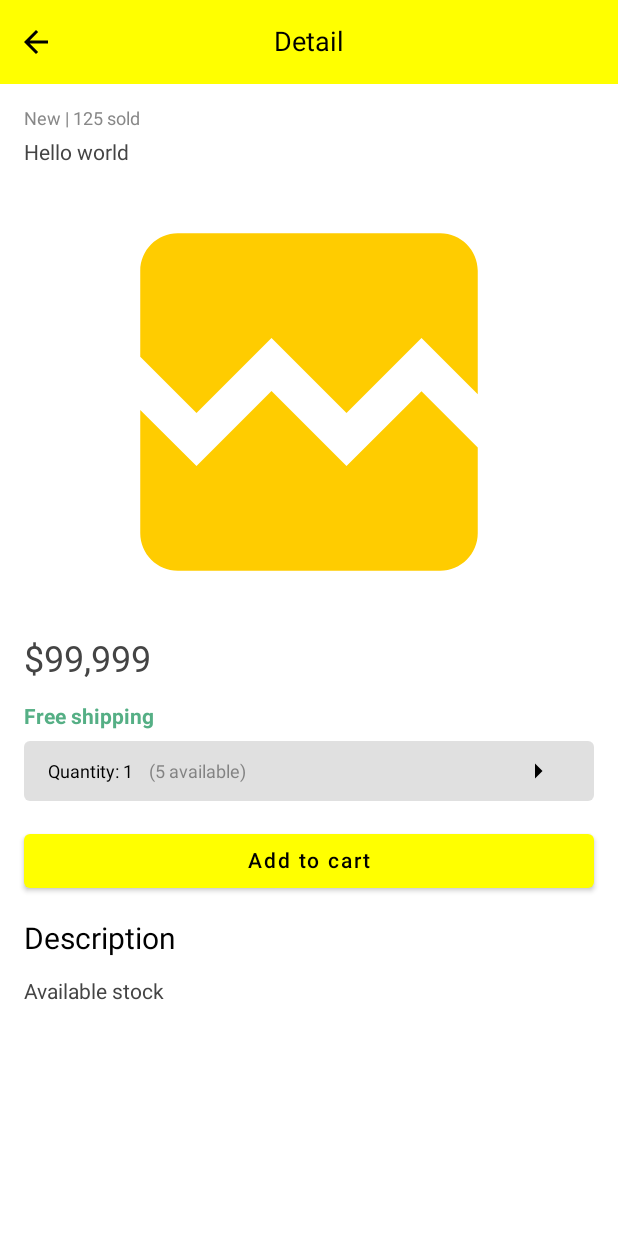
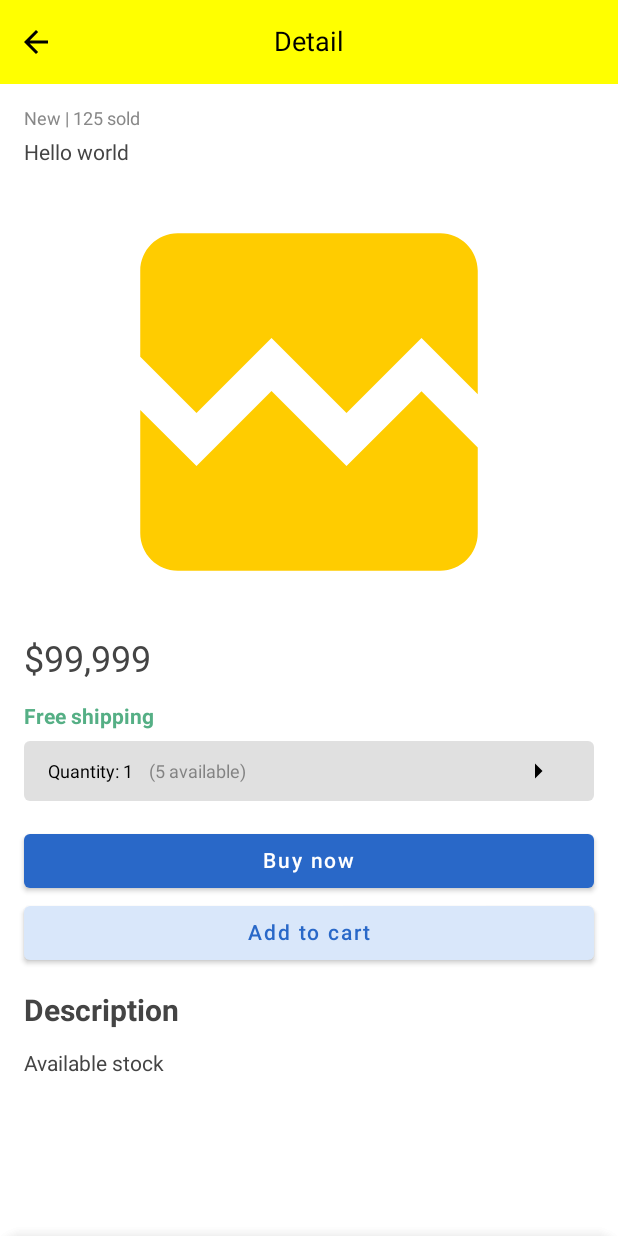
Before and after one commit to Bikcodeh/Meli-Challenge, an Android app built with Jetpack Compose: the @Preview function DetailContentPreview, on a phone screen of 412 x 824 dp. Run offline under Robolectric (Android 15) with nearby library versions, the phone set to English and light mode, and no system bars; our stand-ins replace constraintlayout-compose; pictures from the network do not load.

Commit message:
finish detail

```diff
--- a/app/src/main/AndroidManifest.xml
+++ b/app/src/main/AndroidManifest.xml
@@ -20,6 +20,7 @@
         <activity
             android:name=".MainActivity"
             android:exported="true"
+            android:windowSoftInputMode="adjustResize"
             android:theme="@style/Theme.MeliChallenge">
             <intent-filter>
                 <action android:name="android.intent.action.MAIN" />
--- /dev/null
+++ b/app/src/main/java/com/bikcodeh/melichallenge/ui/component/ModalQuantity.kt
@@ -0,0 +1,127 @@
+package com.bikcodeh.melichallenge.ui.component
+
+import androidx.compose.foundation.background
+import androidx.compose.foundation.clickable
+import androidx.compose.foundation.layout.Arrangement
+import androidx.compose.foundation.layout.Row
+import androidx.compose.foundation.layout.fillMaxWidth
+import androidx.compose.foundation.layout.padding
+import androidx.compose.foundation.shape.RoundedCornerShape
+import androidx.compose.material.*
+import androidx.compose.material.icons.Icons
+import androidx.compose.material.icons.filled.Close
+import androidx.compose.material3.MaterialTheme
+import androidx.compose.runtime.Composable
+import androidx.compose.ui.Alignment
+import androidx.compose.ui.ExperimentalComposeUiApi
+import androidx.compose.ui.Modifier
+import androidx.compose.ui.res.pluralStringResource
+import androidx.compose.ui.res.stringResource
+import androidx.compose.ui.text.style.TextAlign
+import com.bikcodeh.melichallenge.R
+import com.bikcodeh.melichallenge.ui.theme.*
+
+@OptIn(ExperimentalComposeUiApi::class)
+@ExperimentalMaterialApi
+@Composable
+fun ModalQuantityListSelector(
+    modalBottomSheetState: ModalBottomSheetState,
+    onClose: () -> Unit,
+    openTextFieldModal: () -> Unit,
+    quantity: Int,
+    onQuantityUpdate: (total: Int) -> Unit,
+    quantitySelected: Int
+) {
+    ModalBottomSheetLayout(
+        sheetState = modalBottomSheetState,
+        sheetShape = RoundedCornerShape(topStart = COMMON_PADDING, topEnd = COMMON_PADDING),
+        sheetContent = {
+            Row(
+                modifier = Modifier
+                    .fillMaxWidth()
+                    .padding(start = COMMON_MINIMUM_PADDING),
+                verticalAlignment = Alignment.CenterVertically,
+                horizontalArrangement = Arrangement.Center
+            ) {
+                Text(
+                    text = stringResource(id = R.string.choose_quantity),
+                    modifier = Modifier.weight(8f)
+                )
+                IconButton(onClick = { onClose() }, modifier = Modifier.weight(1f)) {
+                    Icon(
+                        Icons.Default.Close,
+                        contentDescription = null,
+                        tint = MaterialTheme.colorScheme.iconColor
+                    )
+                }
+            }
+            Divider()
+            if (quantity > 4) {
+                run loop@{
+                    repeat(4) {
+
+                        val color = if ((it + 1) == quantitySelected) {
+                            MaterialTheme.colorScheme.itemListSelected
+                        } else {
+                            MaterialTheme.colorScheme.itemListNotSelected
+                        }
+                        Text(
+                            text = pluralStringResource(R.plurals.quantity_unit, it + 1, it + 1),
+                            modifier = Modifier
+                                .background(color)
+                                .clickable {
+                                    onQuantityUpdate(it + 1)
+                                    onClose()
+                                }
+                                .fillMaxWidth()
+                                .padding(vertical = PADDING_ITEM_MODAL),
+                            textAlign = TextAlign.Center,
+                            fontStyle = MaterialTheme.typography.bodyMedium.fontStyle
+                        )
+                        Divider()
+                        if (it == 3) {
+                            val colorMoreThan = if (quantitySelected >= 3) {
+                                MaterialTheme.colorScheme.itemListSelected
+                            } else {
+                                MaterialTheme.colorScheme.itemListNotSelected
+                            }
+                            Text(
+                                text = stringResource(id = R.string.more_than, (it + 1)),
+                                modifier = Modifier
+                                    .clickable {
+                                        onClose()
+                                        openTextFieldModal()
+                                    }
+                                    .background(colorMoreThan)
+                                    .fillMaxWidth()
+                                    .padding(COMMON_MINIMUM_PADDING),
+                                textAlign = TextAlign.Center
+                            )
+                        }
+                    }
+                }
+            } else {
+                repeat(quantity) {
+                    val color = if ((it + 1) == quantitySelected) {
+                        MaterialTheme.colorScheme.itemListSelected
+                    } else {
+                        MaterialTheme.colorScheme.itemListNotSelected
+                    }
+                    Text(
+                        text = "${it + 1}",
+                        modifier = Modifier
+                            .background(color)
+                            .clickable {
+                                onQuantityUpdate(it + 1)
+                                onClose()
+                            }
+                            .fillMaxWidth()
+                            .padding(vertical = COMMON_MINIMUM_PADDING),
+                        textAlign = TextAlign.Center
+                    )
+                    Divider()
+                }
+            }
+        },
+    ) {}
+}
--- /dev/null
+++ b/app/src/main/java/com/bikcodeh/melichallenge/ui/component/ModalQuantityTextField.kt
@@ -0,0 +1,151 @@
+package com.bikcodeh.melichallenge.ui.component
+
+import androidx.compose.foundation.layout.*
+import androidx.compose.foundation.shape.RoundedCornerShape
+import androidx.compose.foundation.text.KeyboardOptions
+import androidx.compose.material.*
+import androidx.compose.material.icons.Icons
+import androidx.compose.material.icons.filled.Close
+import androidx.compose.runtime.Composable
+import androidx.compose.runtime.getValue
+import androidx.compose.runtime.mutableStateOf
+import androidx.compose.runtime.saveable.rememberSaveable
+import androidx.compose.runtime.setValue
+import androidx.compose.ui.Alignment
+import androidx.compose.ui.ExperimentalComposeUiApi
+import androidx.compose.ui.Modifier
+import androidx.compose.ui.graphics.Color
+import androidx.compose.ui.platform.LocalSoftwareKeyboardController
+import androidx.compose.ui.res.stringResource
+import androidx.compose.ui.text.input.KeyboardType
+import com.bikcodeh.melichallenge.R
+import com.bikcodeh.melichallenge.ui.theme.*
+import androidx.compose.material3.MaterialTheme as MaterialTheme3
+
+@OptIn(ExperimentalComposeUiApi::class)
+@ExperimentalMaterialApi
+@Composable
+fun ModalQuantityTextField(
+    modalBottomSheetState: ModalBottomSheetState,
+    onCloseModal: () -> Unit,
+    available: Int,
+    updateQuantity: (Int) -> Unit
+) {
+    val keyboardController = LocalSoftwareKeyboardController.current
+    var quantityTextField by rememberSaveable { mutableStateOf("") }
+    var hasError by rememberSaveable { mutableStateOf(false) }
+    var enabledButton by rememberSaveable { mutableStateOf(false) }
+
+    when (modalBottomSheetState.currentValue) {
+        ModalBottomSheetValue.Hidden -> {
+            keyboardController?.hide()
+            quantityTextField = ""
+            enabledButton = false
+            hasError = false
+        }
+        ModalBottomSheetValue.Expanded -> {}
+        ModalBottomSheetValue.HalfExpanded -> {}
+    }
+
+    ModalBottomSheetLayout(
+        sheetState = modalBottomSheetState,
+        sheetShape = RoundedCornerShape(topStart = COMMON_PADDING, topEnd = COMMON_PADDING),
+        sheetContent = {
+            Column(modifier = Modifier.fillMaxWidth()) {
+                Row(
+                    modifier = Modifier
+                        .fillMaxWidth()
+                        .padding(start = COMMON_MINIMUM_PADDING),
+                    verticalAlignment = Alignment.CenterVertically,
+                    horizontalArrangement = Arrangement.Center
+                ) {
+                    Text(
+                        text = stringResource(id = R.string.choose_quantity),
+                        modifier = Modifier.weight(8f)
+                    )
+                    IconButton(onClick = {
+                        quantityTextField = ""
+                        keyboardController?.hide()
+                        onCloseModal()
+                    }, modifier = Modifier.weight(1f)) {
+                        Icon(
+                            Icons.Default.Close,
+                            contentDescription = null,
+                            tint = MaterialTheme3.colorScheme.iconColor
+                        )
+                    }
+                }
+                Text(
+                    modifier = Modifier
+                        .fillMaxWidth()
+                        .padding(horizontal = COMMON_MINIMUM_PADDING),
+                    text = stringResource(id = R.string.available, available),
+                    color = MaterialTheme3.colorScheme.textColor,
+                    fontSize = FONT_SMALL
+                )
+                TextField(
+                    modifier = Modifier
+                        .fillMaxWidth()
+                        .padding(
+                            horizontal = COMMON_MINIMUM_PADDING,
+                            vertical = COMMON_MINIMUM_PADDING
+                        ),
+                    value = quantityTextField,
+                    onValueChange = { value ->
+                        if (value.matches("^\\d+\$".toRegex()) && value.trim().length in 1..5) {
+                            quantityTextField = value
+                            enabledButton = value.toInt() <= available
+                        }
+                        if (value.isNotEmpty()) {
+                            hasError = value.toInt() > available
+                        }
+                        if (value.trim().isEmpty()) {
+                            quantityTextField = ""
+                        }
+                    },
+                    placeholder = {
+                        Text(text = stringResource(id = R.string.type_quantity))
+                    }, singleLine = true,
+                    maxLines = 1,
+                    keyboardOptions = KeyboardOptions(
+                        keyboardType = KeyboardType.Number
+                    ),
+                    isError = hasError
+                )
+                if (hasError) {
+                    Text(
+                        text = stringResource(id = R.string.not_stock),
+                        color = Color.Red,
+                        modifier = Modifier
+                            .fillMaxWidth()
+                            .padding(horizontal = COMMON_MINIMUM_PADDING)
+                    )
+                }
+                Button(
+                    enabled = enabledButton,
+                    onClick = {
+                        updateQuantity(quantityTextField.toInt())
+                        quantityTextField = ""
+                        onCloseModal()
+                        keyboardController?.hide()
+                    },
+                    colors = ButtonDefaults.buttonColors(
+                        backgroundColor = CelticBlue,
+                        contentColor = Color.White
+                    ),
+                    modifier = Modifier
+                        .fillMaxWidth()
+                        .padding(
+                            start = COMMON_MINIMUM_PADDING,
+                            end = COMMON_MINIMUM_PADDING,
+                            bottom = COMMON_PADDING
+                        )
+                ) {
+                    Text(
+                        text = stringResource(id = R.string.add_quantity)
+                    )
+                }
+            }
+        }
+    ) {}
+}
--- a/app/src/main/java/com/bikcodeh/melichallenge/ui/screens/detail/DetailContent.kt
+++ b/app/src/main/java/com/bikcodeh/melichallenge/ui/screens/detail/DetailContent.kt
@@ -9,9 +9,8 @@ import androidx.compose.foundation.verticalScroll
 import androidx.compose.material.*
 import androidx.compose.material.icons.Icons
 import androidx.compose.material.icons.filled.ArrowRight
-import androidx.compose.runtime.Composable
-import androidx.compose.runtime.remember
-import androidx.compose.runtime.rememberCoroutineScope
+import androidx.compose.runtime.*
+import androidx.compose.runtime.saveable.rememberSaveable
 import androidx.compose.ui.Alignment
 import androidx.compose.ui.Modifier
 import androidx.compose.ui.graphics.Color
@@ -28,8 +27,11 @@ import coil.compose.AsyncImage
 import coil.request.ImageRequest
 import com.bikcodeh.melichallenge.R
 import com.bikcodeh.melichallenge.domain.model.Product
+import com.bikcodeh.melichallenge.ui.component.ModalQuantityListSelector
+import com.bikcodeh.melichallenge.ui.component.ModalQuantityTextField
 import com.bikcodeh.melichallenge.ui.theme.*
 import com.bikcodeh.melichallenge.util.Util
+import kotlinx.coroutines.launch
 import androidx.compose.material3.MaterialTheme as MaterialTheme3
 
 @ExperimentalMaterialApi
@@ -41,7 +43,12 @@ fun DetailContent(
 ) {
     val scaffoldState = rememberScaffoldState()
     val snackbarHostState = remember { SnackbarHostState() }
-
+    val bottomSheetState =
+        rememberModalBottomSheetState(initialValue = ModalBottomSheetValue.Hidden)
+    val bottomTextFieldSheetState =
+        rememberModalBottomSheetState(initialValue = ModalBottomSheetValue.Hidden)
+    val coroutineScope = rememberCoroutineScope()
+    var quantitySelected by rememberSaveable { mutableStateOf("1") }
 
     Scaffold(scaffoldState = scaffoldState,
         topBar = {
@@ -97,19 +104,34 @@ fun DetailContent(
             )
             QuantitySelection(
                 quantity = product.availableQuantity,
-                openModal = {},
-                quantitySelected = "1"
+                openModal = {
+                    coroutineScope.launch {
+                        bottomSheetState.show()
+                    }
+                },
+                quantitySelected = quantitySelected
             )
 
             Button(
-                onClick = {
-                },
+                onClick = {},
                 modifier = Modifier
                     .fillMaxWidth()
-                    .padding(vertical = COMMON_PADDING),
+                    .padding(top = COMMON_PADDING),
                 colors = ButtonDefaults.buttonColors(
-                    backgroundColor = Color.Yellow,
-                    contentColor = MaterialTheme3.colorScheme.buttonTexColor
+                    backgroundColor = CelticBlue,
+                    contentColor = Color.White
+                )
+            ) {
+                Text(text = stringResource(id = R.string.buy_now))
+            }
+            Button(
+                onClick = {},
+                modifier = Modifier
+                    .fillMaxWidth()
+                    .padding(bottom = COMMON_PADDING),
+                colors = ButtonDefaults.buttonColors(
+                    backgroundColor = AzureishWhite,
+                    contentColor = CelticBlue
                 )
             ) {
                 Text(text = stringResource(id = R.string.add_to_cart))
@@ -119,7 +141,9 @@ fun DetailContent(
             )
             Text(
                 text = stringResource(id = R.string.description),
-                fontSize = MaterialTheme.typography.h6.fontSize
+                fontSize = MaterialTheme.typography.h6.fontSize,
+                color = MaterialTheme3.colorScheme.textColor,
+                fontWeight = FontWeight.Bold
             )
             Text(
                 text = productDescriptionState.description,
@@ -131,7 +155,41 @@ fun DetailContent(
                 modifier = Modifier.padding(bottom = COMMON_MINIMUM_PADDING),
                 color = MaterialTheme3.colorScheme.textColor
             )
+
         }
+        ModalQuantityListSelector(
+            modalBottomSheetState = bottomSheetState,
+            openTextFieldModal = {
+                coroutineScope.launch {
+                    coroutineScope.launch {
+                        bottomSheetState.hide()
+                        bottomTextFieldSheetState.show()
+                    }
+                }
+            },
+            onClose = {
+                coroutineScope.launch {
+                    bottomSheetState.hide()
+                }
+            },
+            quantity = product.availableQuantity,
+            onQuantityUpdate = {
+                quantitySelected = it.toString()
+            },
+            quantitySelected = quantitySelected.toInt()
+        )
+        ModalQuantityTextField(
+            modalBottomSheetState = bottomTextFieldSheetState,
+            onCloseModal = {
+                coroutineScope.launch {
+                    bottomTextFieldSheetState.hide()
+                }
+            },
+            available = product.availableQuantity,
+            updateQuantity = {
+                quantitySelected = it.toString()
+            }
+        )
     }
 }
 
--- a/app/src/main/java/com/bikcodeh/melichallenge/ui/theme/Color.kt
+++ b/app/src/main/java/com/bikcodeh/melichallenge/ui/theme/Color.kt
@@ -16,6 +16,8 @@ val BitterLemon = Color(0XFFCCCC00)
 val CharlestonGreen = Color(0xFF2A2A2A)
 val GraniteGray = Color(0xFF656565)
 val ShinyShamrock = Color(0xFF55AF85)
+val CelticBlue = Color(0xFF2968C8)
+val AzureishWhite = Color(0xFFD9E7FA)
 
 val ColorScheme.statusBarColor
     @Composable
@@ -39,7 +41,7 @@ val ColorScheme.iconColor
 
 val ColorScheme.itemListSelected
     @Composable
-    get() = if (!isSystemInDarkTheme()) Color.LightGray else Color.DarkGray.copy(0.8f)
+    get() = if (!isSystemInDarkTheme()) Color.LightGray.copy(alpha = 0.2f) else Color.DarkGray.copy(0.8f)
 
 val ColorScheme.itemListNotSelected
     @Composable
@@ -47,7 +49,7 @@ val ColorScheme.itemListNotSelected
 
 val ColorScheme.buttonColor
     @Composable
-    get() = if (!isSystemInDarkTheme()) Color.Yellow else BitterLemon
+    get() = if (!isSystemInDarkTheme()) CelticBlue else BitterLemon
 
 val ColorScheme.buttonTexColor
     @Composable
--- a/app/src/main/java/com/bikcodeh/melichallenge/ui/theme/Dimen.kt
+++ b/app/src/main/java/com/bikcodeh/melichallenge/ui/theme/Dimen.kt
@@ -5,6 +5,7 @@ import androidx.compose.ui.unit.sp
 
 val COMMON_PADDING = 16.dp
 val COMMON_MINIMUM_PADDING = 8.dp
+val PADDING_ITEM_MODAL = 12.dp
 val ERROR_LOTTIE_SIZE = 200.dp
 val TOP_APP_BAR_HEIGHT = 56.dp
 val HEIGHT_DETAIL_IMAGE = 300.dp
--- a/app/src/main/res/values/strings.xml
+++ b/app/src/main/res/values/strings.xml
@@ -15,6 +15,11 @@
     <string name="available">(%1$s available)</string>
     <string name="type_quantity">Type quantity</string>
     <string name="more_than">More than %1$d</string>
+    <string name="quantity_unit">More than %1$d</string>
+    <plurals name="quantity_unit">
+        <item quantity="one">%1$d unit</item>
+        <item quantity="other">%1$d units</item>
+    </plurals>
     <string name="choose_quantity">Choose quantity</string>
     <string name="product_added">Product added!</string>
     <string name="detail_title">Detail</string>
@@ -23,4 +28,5 @@
     <string name="description">Description</string>
     <string name="add_to_cart">Add to cart</string>
     <string name="quantity">Quantity: %1$s</string>
+    <string name="buy_now">Buy now</string>
 </resources>
```
